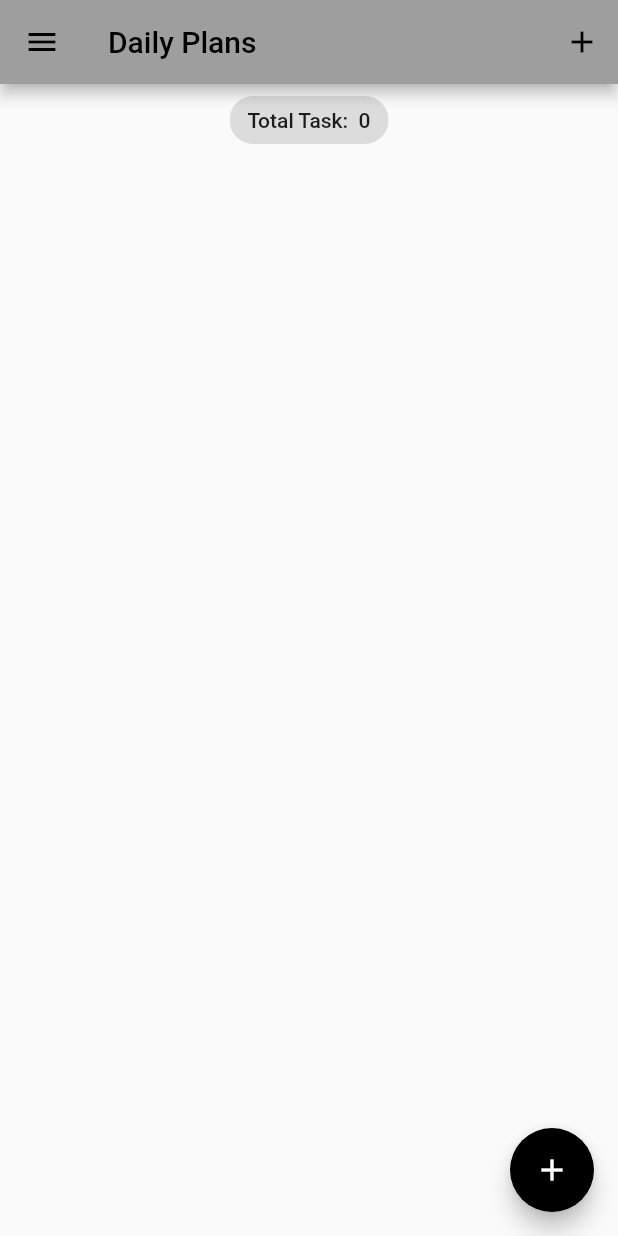
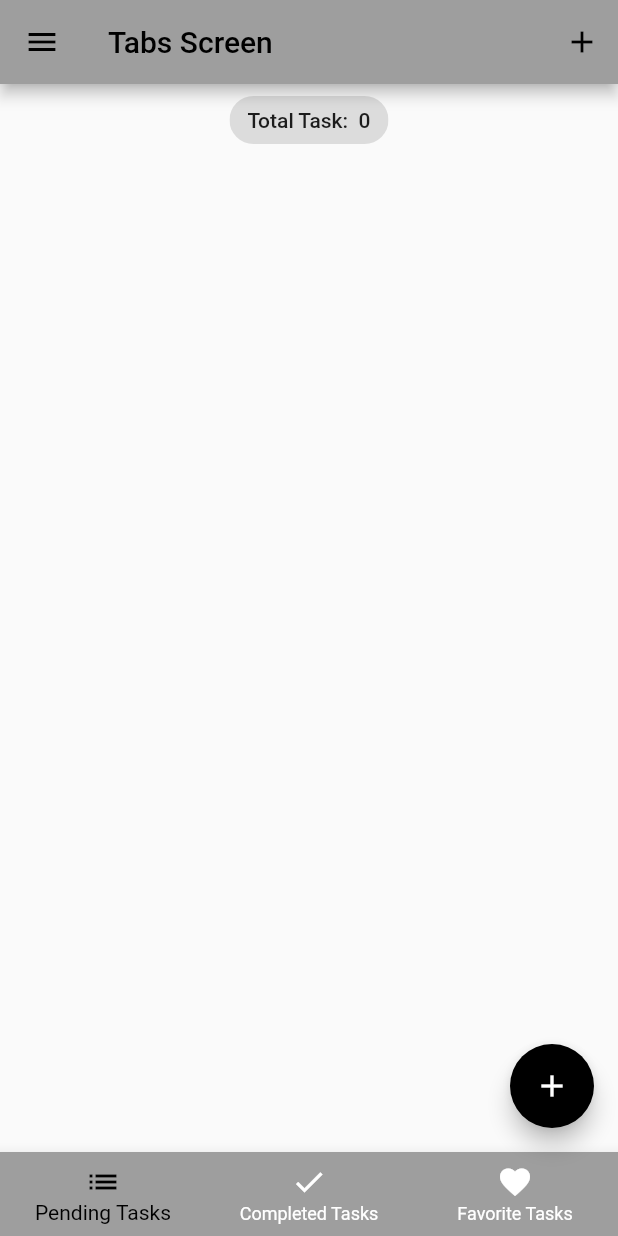
Before and after one commit to Neloy-SWE/Daily-Plans, a Flutter app: the screen it shows after launch, on a phone screen of 412 x 824 dp. Run offline on Flutter 3.47's test engine with Material 2 defaults, Android fonts, the light colour scheme and no system bars; our stand-ins replace equatable, flutter_bloc, hydrated_bloc.

Commit message:
bottom navigation page set, complete task screen & favorite task screen added

```diff
--- a/lib/components/bottom_navigation_bar.dart
+++ b/lib/components/bottom_navigation_bar.dart
@@ -1,13 +1,71 @@
+import 'package:daily_plans/components/custom_drawer.dart';
+import 'package:daily_plans/screens/screen_pending_task.dart';
 import 'package:flutter/material.dart';
 
 import '../utilities/screen_path.dart';
+import '../utilities/strings.dart';
+import 'custom_app_bar.dart';
+import 'custom_bottom_sheet_body.dart';
 
 class BottomNavBar extends StatelessWidget {
   const BottomNavBar({Key? key}) : super(key: key);
-  static String id = ScreenPath.bottomNavBar;
+  static const String id = ScreenPath.bottomNavBar;
+
+  void _addTask(BuildContext context) {
+    showModalBottomSheet(
+      context: context,
+      builder: (context) => SingleChildScrollView(
+        child: Container(
+          padding: EdgeInsets.only(
+            bottom: MediaQuery.of(context).viewInsets.bottom,
+          ),
+          child: const BottomSheetBody(),
+        ),
+      ),
+    );
+  }
 
   @override
   Widget build(BuildContext context) {
-    return Container();
+    return Scaffold(
+      floatingActionButton: FloatingActionButton(
+        onPressed: () => _addTask(context),
+        tooltip: AllText.addTask,
+        child: const Icon(
+          Icons.add,
+        ),
+      ),
+      appBar: CustomAppBar(
+        title: AllText.tabsScreen,
+        isAction: true,
+        onTap: () => _addTask(context),
+      ),
+      drawer: const MyDrawer(),
+      body: const PendingTaskScreen(),
+      bottomNavigationBar: BottomNavigationBar(
+        currentIndex: 0,
+        onTap: (index) {},
+        items: const [
+          BottomNavigationBarItem(
+            icon: Icon(
+              Icons.list,
+            ),
+            label: AllText.pendingTasks,
+          ),
+          BottomNavigationBarItem(
+            icon: Icon(
+              Icons.done,
+            ),
+            label: AllText.completedTasks,
+          ),
+          BottomNavigationBarItem(
+            icon: Icon(
+              Icons.favorite,
+            ),
+            label: AllText.favoriteTasks,
+          ),
+        ],
+      ),
+    );
   }
 }
--- a/lib/components/custom_app_bar.dart
+++ b/lib/components/custom_app_bar.dart
@@ -2,6 +2,7 @@ import 'package:flutter/material.dart';
 
 class CustomAppBar extends StatelessWidget with PreferredSizeWidget {
   final String title;
+  final bool isAction;
 
   // final bool isAction;
   final Function() onTap;
@@ -9,6 +10,7 @@ class CustomAppBar extends StatelessWidget with PreferredSizeWidget {
   const CustomAppBar({
     Key? key,
     required this.title,
+    required this.isAction,
     // required this.isAction,
     required this.onTap,
   }) : super(key: key);
@@ -20,14 +22,16 @@ class CustomAppBar extends StatelessWidget with PreferredSizeWidget {
   Widget build(BuildContext context) {
     return AppBar(
       title: Text(title),
-      actions: [
+      actions: isAction
+          ? [
               IconButton(
                 onPressed: onTap,
                 icon: const Icon(
                   Icons.add,
                 ),
               ),
-      ],
+            ]
+          : [],
     );
   }
 }
--- a/lib/components/custom_drawer.dart
+++ b/lib/components/custom_drawer.dart
@@ -1,9 +1,10 @@
 import 'package:daily_plans/screens/screen_recycle_bin.dart';
-import 'package:daily_plans/screens/screen_task.dart';
+import 'package:daily_plans/screens/screen_pending_task.dart';
 import 'package:daily_plans/utilities/strings.dart';
 import 'package:flutter/material.dart';
 
 import '../blocs/bloc_exports.dart';
+import 'bottom_navigation_bar.dart';
 
 class MyDrawer extends StatelessWidget {
   const MyDrawer({Key? key}) : super(key: key);
@@ -31,7 +32,7 @@ class MyDrawer extends StatelessWidget {
               builder: (context, state) {
                 return GestureDetector(
                   onTap: () => Navigator.of(context).pushReplacementNamed(
-                    TaskScreen.id,
+                    BottomNavBar.id,
                   ),
                   child: ListTile(
                     leading: const Icon(Icons.folder_special),
--- a/lib/main.dart
+++ b/lib/main.dart
@@ -1,4 +1,3 @@
-import 'package:daily_plans/screens/screen_task.dart';
 import 'package:daily_plans/services/app_route.dart';
 import 'package:daily_plans/services/app_theme.dart';
 import 'package:daily_plans/utilities/strings.dart';
@@ -6,6 +5,7 @@ import 'package:flutter/foundation.dart';
 import 'package:flutter/material.dart';
 import 'package:path_provider/path_provider.dart';
 import 'blocs/bloc_exports.dart';
+import 'components/bottom_navigation_bar.dart';
 
 void main() async {
   WidgetsFlutterBinding.ensureInitialized();
@@ -43,7 +43,7 @@ class MyApp extends StatelessWidget {
                 : AppThemes.appThemeData[AppTheme.lightTheme],
             debugShowCheckedModeBanner: false,
             title: AllText.appTitle,
-            home: const TaskScreen(),
+            home: const BottomNavBar(),
             onGenerateRoute: appRoute.onGenerateRoute,
           );
         },
--- /dev/null
+++ b/lib/screens/screen_pending_task.dart
@@ -0,0 +1,37 @@
+import 'package:daily_plans/components/custom_task_list.dart';
+import 'package:daily_plans/utilities/strings.dart';
+import 'package:flutter/material.dart';
+import '../blocs/bloc_exports.dart';
+import '../model/model_task.dart';
+import '../utilities/screen_path.dart';
+
+class PendingTaskScreen extends StatelessWidget {
+  const PendingTaskScreen({Key? key}) : super(key: key);
+
+  static const String id = ScreenPath.taskScreen;
+
+  @override
+  Widget build(BuildContext context) {
+    return BlocBuilder<TasksBloc, TasksState>(
+      builder: (context, state) {
+        List<TaskModel> taskList = state.allTasks;
+        return Column(
+            crossAxisAlignment: CrossAxisAlignment.center,
+            children: [
+              // task count result
+              Center(
+                child: Chip(
+                  label: Text(
+                    "${AllText.totalTaskColon} ${state.allTasks.length}",
+                  ),
+                ),
+              ),
+
+              // task list
+              TaskList(taskList: taskList),
+            ],
+          );
+      },
+    );
+  }
+}
--- a/lib/screens/screen_recycle_bin.dart
+++ b/lib/screens/screen_recycle_bin.dart
@@ -19,6 +19,7 @@ class RecycleBin extends StatelessWidget {
         return Scaffold(
           appBar: CustomAppBar(
             title: AllText.recycleBin,
+            isAction: false,
             onTap: () => {},
           ),
           drawer: const MyDrawer(),
--- a/lib/screens/screen_task.dart
+++ /dev/null
@@ -1,73 +0,0 @@
-import 'package:daily_plans/components/custom_app_bar.dart';
-import 'package:daily_plans/components/custom_task_list.dart';
-import 'package:daily_plans/utilities/strings.dart';
-import 'package:flutter/material.dart';
-import '../blocs/bloc_exports.dart';
-import '../components/custom_bottom_sheet_body.dart';
-import '../components/custom_drawer.dart';
-import '../model/model_task.dart';
-import '../utilities/screen_path.dart';
-
-class TaskScreen extends StatefulWidget {
-  const TaskScreen({Key? key}) : super(key: key);
-
-  static const String id = ScreenPath.taskScreen;
-
-  @override
-  State<TaskScreen> createState() => _TaskScreenState();
-}
-
-class _TaskScreenState extends State<TaskScreen> {
-  void _addTask(BuildContext context) {
-    showModalBottomSheet(
-      context: context,
-      builder: (context) => SingleChildScrollView(
-        child: Container(
-          padding: EdgeInsets.only(
-            bottom: MediaQuery.of(context).viewInsets.bottom,
-          ),
-          child: const BottomSheetBody(),
-        ),
-      ),
-    );
-  }
-
-  @override
-  Widget build(BuildContext context) {
-    return BlocBuilder<TasksBloc, TasksState>(
-      builder: (context, state) {
-        List<TaskModel> taskList = state.allTasks;
-        return Scaffold(
-          floatingActionButton: FloatingActionButton(
-            onPressed: () => _addTask(context),
-            tooltip: AllText.addTask,
-            child: const Icon(
-              Icons.add,
-            ),
-          ),
-          appBar: CustomAppBar(
-            title: AllText.appTitle,
-            onTap: () => _addTask(context),
-          ),
-          drawer: const MyDrawer(),
-          body: Column(
-            crossAxisAlignment: CrossAxisAlignment.center,
-            children: [
-              // task count result
-              Center(
-                child: Chip(
-                  label: Text(
-                    "${AllText.totalTaskColon} ${state.allTasks.length}",
-                  ),
-                ),
-              ),
-
-              // task list
-              TaskList(taskList: taskList),
-            ],
-          ),
-        );
-      },
-    );
-  }
-}
--- a/lib/utilities/strings.dart
+++ b/lib/utilities/strings.dart
@@ -9,4 +9,8 @@ class AllText {
   static const String myTasks = "My Tasks";
   static const String bin = "Bin";
   static const String recycleBin = "Recycle Bin";
+  static const String tabsScreen = "Tabs Screen";
+  static const String pendingTasks = "Pending Tasks";
+  static const String completedTasks = "Completed Tasks";
+  static const String favoriteTasks = "Favorite Tasks";
 }
```
Also changed, not shown: lib/screens/screen_completed_task.dart (added, +37 -0 lines), lib/screens/screen_favorite_task.dart (added, +37 -0 lines), lib/services/app_route.dart (+4 -3 lines). Lines whose indentation alone changed are shown as unchanged.
